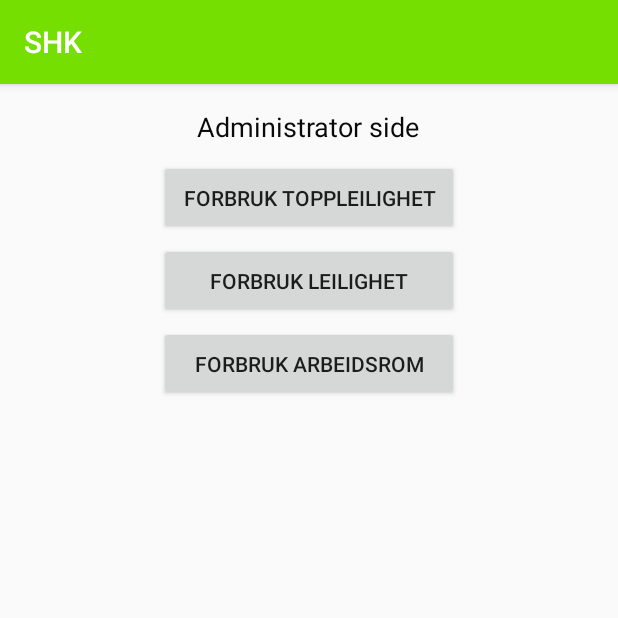
After one commit to Hauken1/SHK-Applikasjon, an Android app: the Admin screen opened directly, with no data from a screen before it, on a phone screen of 412 x 824 dp, the top half of it. The commit adds this screen. Run offline under Robolectric (Android 15) with nearby library versions, the phone set to English and light mode, and no system bars.

Commit message:
updatessss
new stuffs

```diff
--- /dev/null
+++ b/app/src/main/java/com/weebly/smarthusgruppen/shk_applikasjon/Admin.java
@@ -0,0 +1,69 @@
+package com.weebly.smarthusgruppen.shk_applikasjon;
+
+
+import android.content.Intent;
+import android.support.v7.app.AppCompatActivity;
+import android.os.Bundle;
+import android.view.View;
+import android.widget.Button;
+
+import com.weebly.smarthusgruppen.shk_applikasjon.Leilighet.Measurement_2;
+import com.weebly.smarthusgruppen.shk_applikasjon.Toppleilighet.Measurement;
+import com.weebly.smarthusgruppen.shk_applikasjon.Arbeidsrom.Measurement_3;
+
+
+public class Admin extends AppCompatActivity {
+
+    Button meas1Btn;
+    Button meas2Btn;
+    Button meas3Btn;
+    @Override
+    protected void onCreate(Bundle savedInstanceState) {
+        super.onCreate(savedInstanceState);
+        setContentView(R.layout.activity_admin);
+        setupGUI();
+
+
+    }
+
+
+    public void setupGUI() {
+        meas1Btn = (Button) findViewById(R.id.meas1Button);
+        meas1Btn.setOnClickListener(new View.OnClickListener() {
+            public void onClick(View v) {
+                goToMeasurement1();
+            }
+        });
+
+        meas2Btn = (Button) findViewById(R.id.meas2Button);
+        meas2Btn.setOnClickListener(new View.OnClickListener() {
+            public void onClick(View v) {
+                goToMeasurement2();
+            }
+        });
+
+        meas3Btn = (Button) findViewById(R.id.meas3Button);
+        meas3Btn.setOnClickListener(new View.OnClickListener() {
+            public void onClick(View v) {
+                goToMeasurement3();
+            }
+        });
+    }
+
+
+
+    public void goToMeasurement1() {
+        Intent intent = new Intent(this, Measurement.class);
+        startActivity(intent);
+    }
+
+    public void goToMeasurement2() {
+        Intent intent = new Intent(this, Measurement_2.class);
+        startActivity(intent);
+    }
+
+    public void goToMeasurement3() {
+        Intent intent = new Intent(this, Measurement_3.class);
+        startActivity(intent);
+    }
+}
--- /dev/null
+++ b/app/src/main/res/layout/activity_admin.xml
@@ -0,0 +1,54 @@
+<?xml version="1.0" encoding="utf-8"?>
+<RelativeLayout xmlns:android="http://schemas.android.com/apk/res/android"
+    xmlns:tools="http://schemas.android.com/tools"
+    android:layout_width="match_parent"
+    android:layout_height="match_parent"
+    android:paddingBottom="@dimen/activity_vertical_margin"
+    android:paddingLeft="@dimen/activity_horizontal_margin"
+    android:paddingRight="@dimen/activity_horizontal_margin"
+    android:paddingTop="@dimen/activity_vertical_margin"
+    tools:context="com.weebly.smarthusgruppen.shk_applikasjon.Admin">
+
+    <TextView
+        android:id="@+id/receivedText"
+        android:text="@string/adm_view"
+        android:layout_width="wrap_content"
+        android:layout_height="wrap_content"
+        android:gravity="center_horizontal"
+        android:foregroundGravity="center_horizontal"
+        android:textAppearance="?android:attr/textAppearanceMedium"
+        android:layout_alignParentTop="true"
+        android:layout_centerHorizontal="true"
+        android:textColor="#090909"/>
+
+    <Button
+        android:layout_width="200dp"
+        android:layout_height="50dp"
+        android:text="@string/m1_v"
+        android:id="@+id/meas1Button"
+        android:foregroundGravity="center_horizontal"
+        android:layout_centerHorizontal="true"
+        android:layout_marginTop="10dp"
+        android:layout_below="@id/receivedText"/>
+
+    <Button
+        android:layout_width="200dp"
+        android:layout_height="50dp"
+        android:id="@+id/meas2Button"
+        android:text="@string/m2_v"
+        android:layout_below="@+id/meas1Button"
+        android:layout_centerHorizontal="true"
+        android:layout_marginTop="5dp"/>
+
+
+
+    <Button
+        android:layout_width="200dp"
+        android:layout_height="50dp"
+        android:text="@string/m3_v"
+        android:id="@+id/meas3Button"
+        android:layout_below="@+id/meas2Button"
+        android:layout_centerHorizontal="true"
+        android:layout_marginTop="5dp"/>
+
+</RelativeLayout>
--- a/app/src/main/res/layout/activity_main.xml
+++ b/app/src/main/res/layout/activity_main.xml
@@ -19,7 +19,6 @@
     <ImageButton
         android:layout_width="wrap_content"
         android:layout_height="wrap_content"
-        android:text="@string/light_control_button"
         android:id="@+id/lightButton"
         android:background="@mipmap/main_lys"
         android:foregroundGravity="center_horizontal"
--- a/app/src/main/res/values/strings.xml
+++ b/app/src/main/res/values/strings.xml
@@ -100,9 +100,10 @@
     <string name="flat_rf1">Oppholdsrom - taklys 2</string>
     <string name="bed_room">Soverom</string>
     <string name="all_vent">Alle andre rom</string>
-
-
-
+    <string name="adm_view">Administrator side</string>
+    <string name="m1_v">Forbruk toppleilighet</string>
+    <string name="m2_v">Forbruk leilighet</string>
+    <string name="m3_v">Forbruk arbeidsrom</string>
 
     <string name="title_activity_fullscreen">FullscreenActivity</string>
     <string name="dummy_button">Dummy Button</string>
```
Also changed, not shown: app/src/main/AndroidManifest.xml (+39 -27 lines), app/src/main/java/com/weebly/smarthusgruppen/shk_applikasjon/Arbeidsrom/Climate_3.java (+4 -4 lines), app/src/main/java/com/weebly/smarthusgruppen/shk_applikasjon/Arbeidsrom/MainActivity_3.java (+10 -9 lines), app/src/main/java/com/weebly/smarthusgruppen/shk_applikasjon/Arbeidsrom/Measurement_3.java (added, +50 -0 lines), app/src/main/java/com/weebly/smarthusgruppen/shk_applikasjon/Leilighet/Climate_2.java (+4 -4 lines), app/src/main/java/com/weebly/smarthusgruppen/shk_applikasjon/Leilighet/MainActivity_2.java (+11 -8 lines), app/src/main/java/com/weebly/smarthusgruppen/shk_applikasjon/LoginClient.java (+7 -1 lines), app/src/main/java/com/weebly/smarthusgruppen/shk_applikasjon/Toppleilighet/MainActivity.java (+25 -22 lines), app/src/main/res/layout/activity_measurement_3.xml (added, +22 -0 lines), app/src/main/res/layout/activity_temperature.xml (+12 -12 lines).
